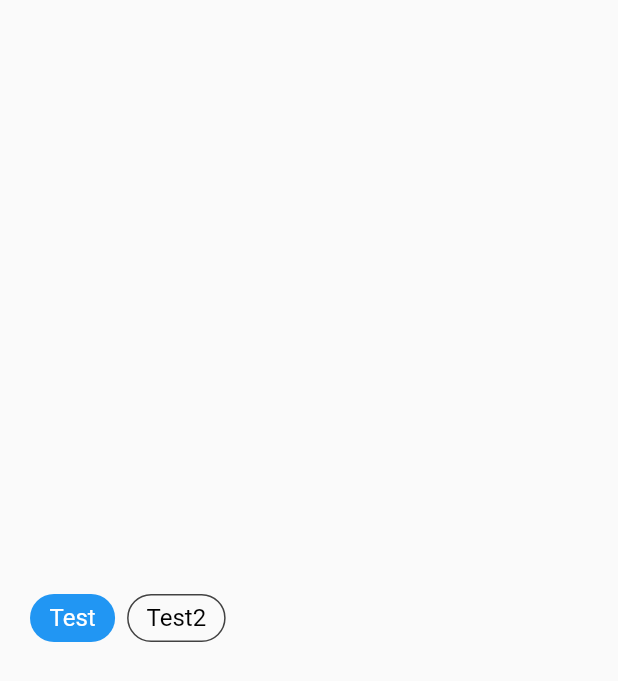
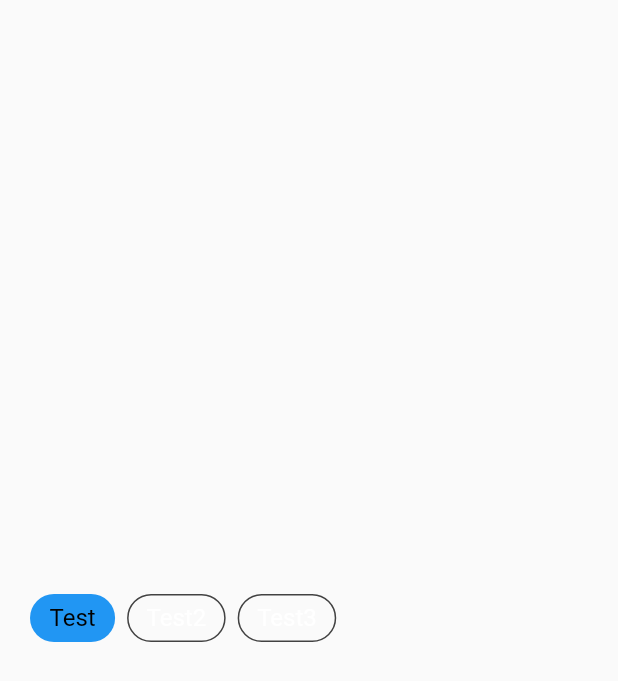
Before and after one commit to MohamedM-Haroon/category_picker, a Flutter app: the screen it shows after launch, on a phone screen of 412 x 824 dp. Shown: the top 681 px of the screen. Run offline on Flutter 3.47's test engine with Material 2 defaults, Android fonts, the phone set to English and light mode, and no system bars.

Commit message:
Added detailed example

```diff
--- a/example/lib/main.dart
+++ b/example/lib/main.dart
@@ -1,6 +1,5 @@
 import 'package:category_picker/category_picker.dart';
 import 'package:category_picker/category_picker_item.dart';
-import 'package:flutter/foundation.dart';
 import 'package:flutter/material.dart';
 
 void main() {
@@ -34,10 +33,6 @@ class _HomePageState extends State<HomePage> {
     return Scaffold(
       body: Center(
         child: CategoryPicker(
-          defaultSelected: 0,
-          onValueChanged: (value) {
-            print(value.label);
-          },
           items: [
             CategoryPickerItem(
               value: "Test",
@@ -45,7 +40,31 @@ class _HomePageState extends State<HomePage> {
             CategoryPickerItem(
               value: "Test2",
             ),
+            CategoryPickerItem(
+              value: "Test3",
+            ),
           ],
+          defaultSelected: 0,
+          onValueChanged: (value) {
+            print(value.label);
+          },
+          backgroundColor: Colors.transparent,
+          selectedItemColor: Theme.of(context).accentColor,
+          unselectedItemColor: Colors.transparent,
+          selectedItemBorderColor: Colors.transparent,
+          unselectedItemBorderColor: Colors.grey[800],
+          selectedItemTextDarkThemeColor: Colors.white,
+          selectedItemTextLightThemeColor: Colors.black,
+          unselectedItemTextDarkThemeColor: Colors.white,
+          unselectedItemTextLightThemeColor: Colors.white,
+          itemBorderRadius: BorderRadius.circular(30),
+          itemHeight: 32.0,
+          itemLabelFontSize: 16.0,
+          categoryPickerMargin: const EdgeInsets.symmetric(vertical: 11),
+          categoryPickerPadding:
+              const EdgeInsets.symmetric(horizontal: 16, vertical: 8),
+          itemMargin: const EdgeInsets.symmetric(horizontal: 4),
+          itemPadding: const EdgeInsets.symmetric(horizontal: 12),
         ),
       ),
     );
```
Also changed, not shown: 1 other file.
